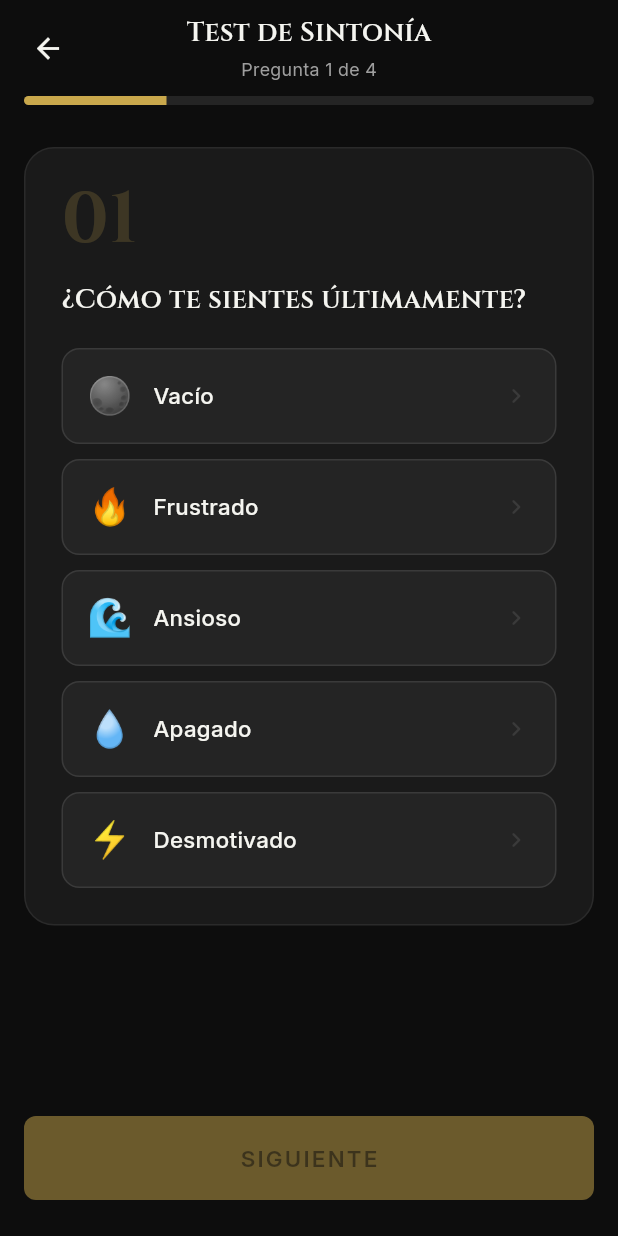
After one commit to heroimfath3r/Kintsugi, a Flutter app: the TestSintoniaScreen screen opened directly, on a phone screen of 412 x 824 dp. The commit adds this screen. Run offline on Flutter 3.47's test engine with Material 3 defaults, Android fonts, the phone set to English and light mode, and no system bars.

Commit message:
feat: test sintonia screen with archetype scoring logic

```diff
--- a/kintsugi_app/lib/presentation/screens/auth/auth_screen.dart
+++ b/kintsugi_app/lib/presentation/screens/auth/auth_screen.dart
@@ -1,6 +1,7 @@
 import 'package:flutter/gestures.dart';
 import 'package:flutter/material.dart';
 import 'package:kintsugi_app/core/theme/app_colors.dart';
+import 'package:kintsugi_app/presentation/screens/auth/test_sintonia_screen.dart';
 
 enum AuthMode { register, login }
 
@@ -89,7 +90,13 @@ class _AuthScreenState extends State<AuthScreen> {
       }
     });
     if (_isFormValid) {
-      // TODO: dispatch AuthBloc event
+      if (_mode == AuthMode.register) {
+        Navigator.of(context).pushReplacement(
+          MaterialPageRoute(builder: (_) => const TestSintoniaScreen()),
+        );
+      } else {
+        // TODO: dispatch LoginEvent → navigate to home or test_sintonia depending on onboarding state
+      }
     }
   }
 
--- /dev/null
+++ b/kintsugi_app/lib/presentation/screens/auth/test_sintonia_screen.dart
@@ -0,0 +1,408 @@
+import 'package:flutter/material.dart';
+import 'package:kintsugi_app/core/theme/app_colors.dart';
+
+// ── Data model ─────────────────────────────────────────────────────────────────
+
+class _Opcion {
+  final String emoji;
+  final String texto;
+  final String arquetipo;
+
+  const _Opcion({
+    required this.emoji,
+    required this.texto,
+    required this.arquetipo,
+  });
+}
+
+class _Pregunta {
+  final String texto;
+  final List<_Opcion> opciones;
+
+  const _Pregunta({required this.texto, required this.opciones});
+}
+
+const List<_Pregunta> _preguntas = [
+  _Pregunta(
+    texto: '¿Cómo te sientes últimamente?',
+    opciones: [
+      _Opcion(emoji: '🌑', texto: 'Vacío', arquetipo: 'thorfinn'),
+      _Opcion(emoji: '🔥', texto: 'Frustrado', arquetipo: 'rocklee'),
+      _Opcion(emoji: '🌊', texto: 'Ansioso', arquetipo: 'ippo'),
+      _Opcion(emoji: '💧', texto: 'Apagado', arquetipo: 'mob'),
+      _Opcion(emoji: '⚡', texto: 'Desmotivado', arquetipo: 'asta'),
+    ],
+  ),
+  _Pregunta(
+    texto: 'Cuando algo sale mal, ¿qué haces?',
+    opciones: [
+      _Opcion(emoji: '⚓', texto: 'Me quedo enganchado', arquetipo: 'thorfinn'),
+      _Opcion(emoji: '💪', texto: 'Me frustro pero sigo', arquetipo: 'rocklee'),
+      _Opcion(emoji: '🫣', texto: 'Le doy vueltas y me bloqueo', arquetipo: 'ippo'),
+      _Opcion(emoji: '🤐', texto: 'Lo guardo solo', arquetipo: 'mob'),
+      _Opcion(emoji: '📢', texto: 'Lo ignoro y sigo', arquetipo: 'asta'),
+    ],
+  ),
+  _Pregunta(
+    texto: '¿Cuál frase te suena familiar?',
+    opciones: [
+      _Opcion(emoji: '🧊', texto: 'Me cuesta conectar', arquetipo: 'thorfinn'),
+      _Opcion(emoji: '👥', texto: 'Veo a otros lograr lo que yo no', arquetipo: 'rocklee'),
+      _Opcion(emoji: '😶', texto: 'Me preocupa lo que piensan', arquetipo: 'ippo'),
+      _Opcion(emoji: '🫂', texto: 'Contengo lo que siento', arquetipo: 'mob'),
+      _Opcion(emoji: '🏃', texto: 'Sigo aunque nadie crea en mí', arquetipo: 'asta'),
+    ],
+  ),
+  _Pregunta(
+    texto: '¿Qué necesitas más ahora?',
+    opciones: [
+      _Opcion(emoji: '🌅', texto: 'Un propósito', arquetipo: 'thorfinn'),
+      _Opcion(emoji: '🥋', texto: 'Reconocimiento', arquetipo: 'rocklee'),
+      _Opcion(emoji: '🛡️', texto: 'Menos miedo', arquetipo: 'ippo'),
+      _Opcion(emoji: '💬', texto: 'Soltar emociones', arquetipo: 'mob'),
+      _Opcion(emoji: '🚀', texto: 'Creer en mi sueño', arquetipo: 'asta'),
+    ],
+  ),
+];
+
+// ── Screen ─────────────────────────────────────────────────────────────────────
+
+class TestSintoniaScreen extends StatefulWidget {
+  const TestSintoniaScreen({super.key});
+
+  @override
+  State<TestSintoniaScreen> createState() => _TestSintoniaScreenState();
+}
+
+class _TestSintoniaScreenState extends State<TestSintoniaScreen> {
+  int _preguntaIndex = 0;
+  int? _seleccionada;
+
+  // Puntos acumulados por arquetipo
+  final Map<String, int> _puntos = {
+    'thorfinn': 0,
+    'rocklee': 0,
+    'ippo': 0,
+    'mob': 0,
+    'asta': 0,
+  };
+
+  _Pregunta get _preguntaActual => _preguntas[_preguntaIndex];
+  bool get _esUltima => _preguntaIndex == _preguntas.length - 1;
+
+  void _seleccionar(int index) {
+    setState(() => _seleccionada = index);
+  }
+
+  void _siguiente() {
+    if (_seleccionada == null) return;
+
+    // Acumular punto al arquetipo correspondiente
+    final arquetipo = _preguntaActual.opciones[_seleccionada!].arquetipo;
+    _puntos[arquetipo] = (_puntos[arquetipo] ?? 0) + 1;
+
+    if (_esUltima) {
+      Navigator.of(context).pushReplacement(
+        MaterialPageRoute(
+          builder: (_) => ResultadoArquetipoScreen(puntos: Map.from(_puntos)),
+        ),
+      );
+      return;
+    }
+
+    setState(() {
+      _preguntaIndex++;
+      _seleccionada = null;
+    });
+  }
+
+  @override
+  Widget build(BuildContext context) {
+    final numero = (_preguntaIndex + 1).toString().padLeft(2, '0');
+
+    return Scaffold(
+      backgroundColor: AppColors.backgroundPrimary,
+      body: SafeArea(
+        child: Column(
+          crossAxisAlignment: CrossAxisAlignment.stretch,
+          children: [
+            _buildHeader(context),
+            const SizedBox(height: 8),
+            _buildProgreso(),
+            const SizedBox(height: 28),
+            Expanded(
+              child: SingleChildScrollView(
+                padding: const EdgeInsets.symmetric(horizontal: 16),
+                child: _buildCard(numero),
+              ),
+            ),
+            _buildBotonSiguiente(),
+          ],
+        ),
+      ),
+    );
+  }
+
+  // ── Header ──────────────────────────────────────────────────────────────────
+
+  Widget _buildHeader(BuildContext context) {
+    return Padding(
+      padding: const EdgeInsets.fromLTRB(8, 8, 8, 0),
+      child: Stack(
+        alignment: Alignment.center,
+        children: [
+          Align(
+            alignment: Alignment.centerLeft,
+            child: IconButton(
+              icon: const Icon(Icons.arrow_back,
+                  color: AppColors.textPrimary, size: 22),
+              onPressed: () => Navigator.of(context).pop(),
+              padding: EdgeInsets.zero,
+              constraints: const BoxConstraints(minWidth: 32, minHeight: 32),
+            ),
+          ),
+          Column(
+            mainAxisSize: MainAxisSize.min,
+            children: [
+              const Text(
+                'Test de Sintonía',
+                style: TextStyle(
+                  fontFamily: 'Cinzel',
+                  fontSize: 18,
+                  fontWeight: FontWeight.w600,
+                  color: AppColors.textPrimary,
+                ),
+              ),
+              const SizedBox(height: 2),
+              Text(
+                'Pregunta ${_preguntaIndex + 1} de ${_preguntas.length}',
+                style: const TextStyle(
+                  fontFamily: 'Inter',
+                  fontSize: 12,
+                  fontWeight: FontWeight.w400,
+                  color: AppColors.textSecondary,
+                ),
+              ),
+            ],
+          ),
+        ],
+      ),
+    );
+  }
+
+  // ── Barra de progreso ────────────────────────────────────────────────────────
+
+  Widget _buildProgreso() {
+    final progreso = (_preguntaIndex + 1) / _preguntas.length;
+    return Padding(
+      padding: const EdgeInsets.symmetric(horizontal: 16),
+      child: ClipRRect(
+        borderRadius: BorderRadius.circular(3),
+        child: SizedBox(
+          height: 6,
+          child: LinearProgressIndicator(
+            value: progreso,
+            backgroundColor: const Color(0xFF242424),
+            valueColor:
+                const AlwaysStoppedAnimation<Color>(AppColors.accentPrimary),
+          ),
+        ),
+      ),
+    );
+  }
+
+  // ── Card de pregunta ─────────────────────────────────────────────────────────
+
+  Widget _buildCard(String numero) {
+    return Container(
+      decoration: BoxDecoration(
+        color: AppColors.backgroundSecondary,
+        borderRadius: BorderRadius.circular(20),
+        border: Border.all(color: AppColors.borderDefault),
+      ),
+      padding: const EdgeInsets.all(24),
+      child: Column(
+        crossAxisAlignment: CrossAxisAlignment.start,
+        children: [
+          // Número decorativo
+          Text(
+            numero,
+            style: const TextStyle(
+              fontFamily: 'Cinzel',
+              fontSize: 48,
+              fontWeight: FontWeight.w700,
+              color: Color(0x33C9A84C), // #C9A84C al ~20%
+              height: 1,
+            ),
+          ),
+          const SizedBox(height: 16),
+          // Texto de la pregunta
+          Text(
+            _preguntaActual.texto,
+            style: const TextStyle(
+              fontFamily: 'Cinzel',
+              fontSize: 18,
+              fontWeight: FontWeight.w600,
+              color: AppColors.textPrimary,
+              height: 1.4,
+            ),
+          ),
+          const SizedBox(height: 20),
+          // Opciones
+          ...List.generate(_preguntaActual.opciones.length, (i) {
+            return Padding(
+              padding: EdgeInsets.only(
+                  bottom:
+                      i < _preguntaActual.opciones.length - 1 ? 10 : 0),
+              child: _OpcionCard(
+                opcion: _preguntaActual.opciones[i],
+                seleccionada: _seleccionada == i,
+                onTap: () => _seleccionar(i),
+              ),
+            );
+          }),
+        ],
+      ),
+    );
+  }
+
+  // ── Botón siguiente ──────────────────────────────────────────────────────────
+
+  Widget _buildBotonSiguiente() {
+    final habilitado = _seleccionada != null;
+    final label = _esUltima ? 'VER MI RESULTADO' : 'SIGUIENTE';
+    return Padding(
+      padding: const EdgeInsets.fromLTRB(16, 16, 16, 24),
+      child: SizedBox(
+        height: 56,
+        child: ElevatedButton(
+          onPressed: habilitado ? _siguiente : null,
+          style: ButtonStyle(
+            backgroundColor: WidgetStateProperty.resolveWith((states) {
+              return states.contains(WidgetState.disabled)
+                  ? AppColors.accentPrimary.withValues(alpha: 0.5)
+                  : AppColors.accentPrimary;
+            }),
+            foregroundColor: WidgetStateProperty.resolveWith((states) {
+              return states.contains(WidgetState.disabled)
+                  ? AppColors.backgroundPrimary.withValues(alpha: 0.5)
+                  : AppColors.backgroundPrimary;
+            }),
+            overlayColor:
+                WidgetStateProperty.all(AppColors.accentOverlay),
+            elevation: WidgetStateProperty.all(0),
+            shape: WidgetStateProperty.all(
+              RoundedRectangleBorder(borderRadius: BorderRadius.circular(8)),
+            ),
+            textStyle: WidgetStateProperty.all(
+              const TextStyle(
+                fontFamily: 'Inter',
+                fontSize: 15,
+                fontWeight: FontWeight.w600,
+                letterSpacing: 1.5,
+              ),
+            ),
+          ),
+          child: Text(label),
+        ),
+      ),
+    );
+  }
+}
+
+// ── Opción card ────────────────────────────────────────────────────────────────
+
+class _OpcionCard extends StatelessWidget {
+  final _Opcion opcion;
+  final bool seleccionada;
+  final VoidCallback onTap;
+
+  const _OpcionCard({
+    required this.opcion,
+    required this.seleccionada,
+    required this.onTap,
+  });
+
+  @override
+  Widget build(BuildContext context) {
+    return GestureDetector(
+      onTap: onTap,
+      child: AnimatedContainer(
+        duration: const Duration(milliseconds: 180),
+        height: 64,
+        decoration: BoxDecoration(
+          color: seleccionada
+              ? const Color(0x26C9A84C) // #C9A84C al 15%
+              : const Color(0xFF242424),
+          borderRadius: BorderRadius.circular(12),
+          border: Border.all(
+            color: seleccionada
+                ? AppColors.accentPrimary
+                : const Color(0xFF3A3A3A),
+            width: seleccionada ? 1.5 : 1,
+          ),
+        ),
+        padding: const EdgeInsets.symmetric(horizontal: 16),
+        child: Row(
+          children: [
+            Text(opcion.emoji, style: const TextStyle(fontSize: 24)),
+            const SizedBox(width: 14),
+            Expanded(
+              child: Text(
+                opcion.texto,
+                style: TextStyle(
+                  fontFamily: 'Inter',
+                  fontSize: 15,
+                  fontWeight: FontWeight.w500,
+                  color: seleccionada
+                      ? AppColors.accentPrimary
+                      : AppColors.textPrimary,
+                ),
+              ),
+            ),
+            const SizedBox(width: 8),
+            AnimatedSwitcher(
+              duration: const Duration(milliseconds: 180),
+              child: seleccionada
+                  ? const Icon(Icons.check_circle_rounded,
+                      key: ValueKey('check'),
+                      color: AppColors.accentPrimary,
+                      size: 20)
+                  : const Icon(Icons.chevron_right_rounded,
+                      key: ValueKey('chevron'),
+                      color: Color(0xFF3A3A3A),
+                      size: 20),
+            ),
+          ],
+        ),
+      ),
+    );
+  }
+}
+
+// ── Placeholder para ResultadoArquetipoScreen ──────────────────────────────────
+// Se reemplaza cuando se crea la pantalla real.
+
+class ResultadoArquetipoScreen extends StatelessWidget {
+  final Map<String, int> puntos;
+
+  const ResultadoArquetipoScreen({super.key, required this.puntos});
+
+  @override
+  Widget build(BuildContext context) {
+    return Scaffold(
+      backgroundColor: AppColors.backgroundPrimary,
+      body: Center(
+        child: Text(
+          'Resultado próximamente\n$puntos',
+          textAlign: TextAlign.center,
+          style: const TextStyle(
+            fontFamily: 'Inter',
+            fontSize: 14,
+            color: AppColors.textSecondary,
+          ),
+        ),
+      ),
+    );
+  }
+}
```
